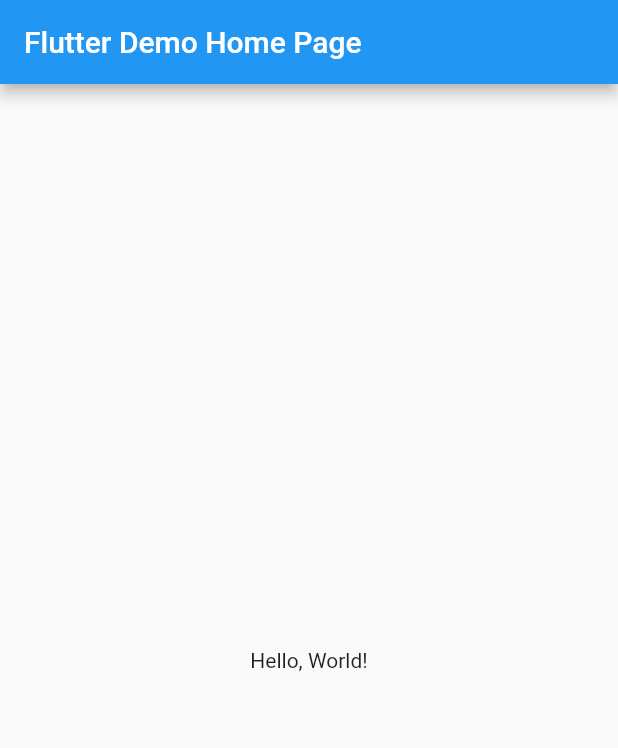
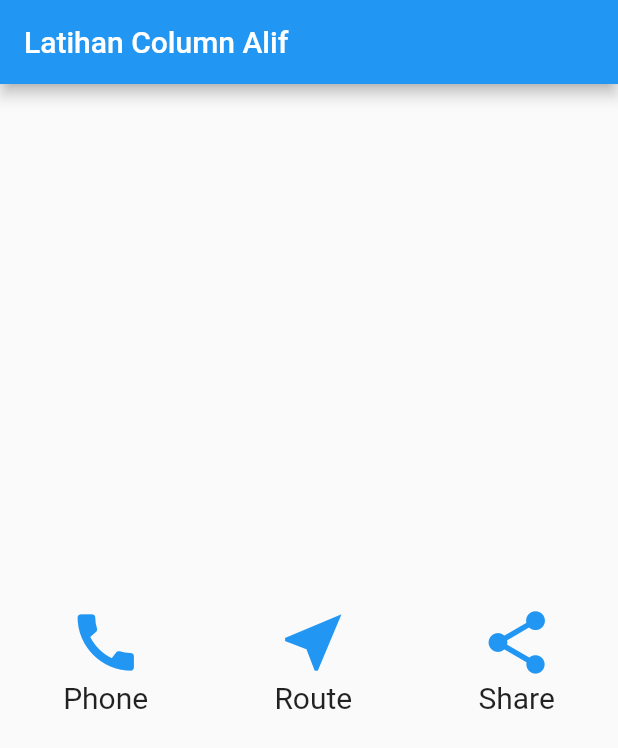
Before and after one commit to aliif11/latihan_column_alif, a Flutter app: the screen it shows after launch, on a phone screen of 412 x 824 dp. Shown: the top 748 px of the screen. Run offline on Flutter 3.47's test engine with Material 2 defaults, Android fonts, the phone set to English and light mode, and no system bars.

Commit message:
Update main.dart

```diff
--- a/lib/main.dart
+++ b/lib/main.dart
@@ -1,6 +1,6 @@
 import 'package:flutter/material.dart';
 
-void main() => runApp(MyApp());
+void main() => runApp(const MyApp());
 
 class MyApp extends StatelessWidget {
   const MyApp({super.key});
@@ -9,14 +9,14 @@ class MyApp extends StatelessWidget {
   Widget build(BuildContext context) {
     return MaterialApp(
       // Application name
-      title: 'Flutter Hello World',
+      title: 'Latihan Column Alif',
       // Application theme data, you can set the colors for the application as
       // you want
       theme: ThemeData(
         primarySwatch: Colors.blue,
       ),
       // A widget which will be started on application startup
-      home: MyHomePage(title: 'Flutter Demo Home Page'),
+      home: const MyHomePage(title: 'Latihan Column Alif'),
     );
   }
 }
@@ -32,11 +32,115 @@ class MyHomePage extends StatelessWidget {
         // The title text which will be shown on the action bar
         title: Text(title),
       ),
-      body: Center(
-        child: Text(
-          'Hello, World!',
-        ),
+      body: const Row(
+        mainAxisAlignment: MainAxisAlignment.spaceAround,
+        crossAxisAlignment: CrossAxisAlignment.end,
+        children: [
+          Column(
+            mainAxisAlignment: MainAxisAlignment.center,
+            children: [
+              Icon(
+                Icons.call,
+                size: 50,
+                color: Colors.blue,
+              ),
+              Text(
+                'Phone',
+                style: TextStyle(
+                  fontSize: 20,
+                ),
+              ),
+            ],
+          ),
+          Column(
+            mainAxisAlignment: MainAxisAlignment.center,
+            children: [
+              Icon(
+                Icons.near_me,
+                size: 50,
+                color: Colors.blue,
+              ),
+              Text(
+                'Route',
+                style: TextStyle(
+                  fontSize: 20,
+                ),
+              ),
+            ],
+          ),
+          Column(
+            mainAxisAlignment: MainAxisAlignment.center,
+            children: [
+              Icon(
+                Icons.share,
+                size: 50,
+                color: Colors.blue,
+              ),
+              Text(
+                'Share',
+                style: TextStyle(
+                  fontSize: 20,
+                ),
+              ),
+            ],
+          ),
+        ],
       ),
     );
   }
 }
+
+// child: Column(
+//           mainAxisAlignment: MainAxisAlignment.center,
+//           children: [
+//             Icon(
+//               Icons.call,
+//               size: 50,
+//               color: Colors.blue,
+//             ),
+//             Text(
+//               'Call',
+//               style: TextStyle(fontSize: 20, color: Colors.brown),
+//             ),
+//           ],
+//         ),
+
+// body: const Center(
+//         child: Row(
+//           mainAxisAlignment: MainAxisAlignment.spaceAround,
+//           crossAxisAlignment: CrossAxisAlignment.center,
+//           children: [
+//             Icon(
+//               Icons.call,
+//               size: 50,
+//               color: Colors.blue,
+//             ),
+//             Icon(
+//               Icons.near_me,
+//               size: 50,
+//               color: Colors.blue,
+//             ),
+//             Icon(
+//               Icons.share,
+//               size: 50,
+//               color: Colors.blue,
+//             ),
+//           ],
+//         ),
+//       ),
+
+// child: Column(
+//           mainAxisAlignment: MainAxisAlignment.center,
+//           children: <Widget>[
+//             Icon(
+//               Icons.star,
+//               size: 48.0,
+//               color: Colors.yellow,
+//             ),
+//             SizedBox(height: 8.0), // Spasi antara ikon dan teks
+//             Text(
+//               'Teks di Bawah Ikon',
+//               style: TextStyle(fontSize: 18.0),
+//             ),
+//           ],
+//         ),
```
